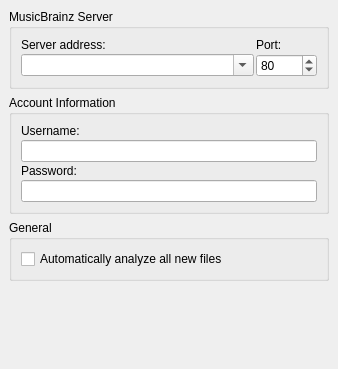
The window that ui/options_general.ui (metabrainz/picard) describes before a commit, drawn with Qt 5.
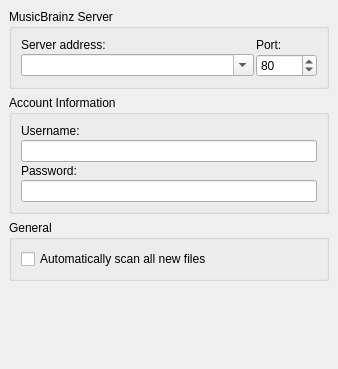
The same window after the commit.

Commit message: Rename "Analyze" to "Scan", to avoid confusion with MusicIP Mixer analysis.

The edit to the form file:
```diff
--- a/ui/options_general.ui
+++ b/ui/options_general.ui
@@ -133,7 +133,7 @@
       <item>
        <widget class="QCheckBox" name="analyze_new_files" >
         <property name="text" >
-         <string>Automatically analyze all new files</string>
+         <string>Automatically scan all new files</string>
         </property>
        </widget>
       </item>
```
The commit also changes 2 other files.
